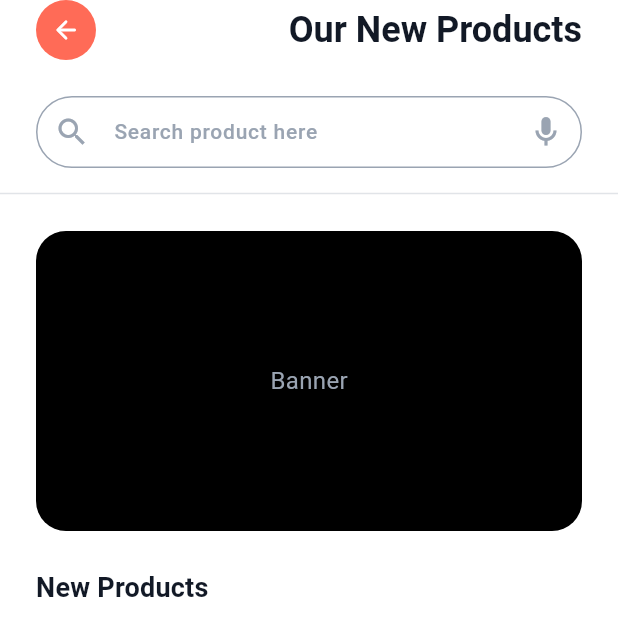
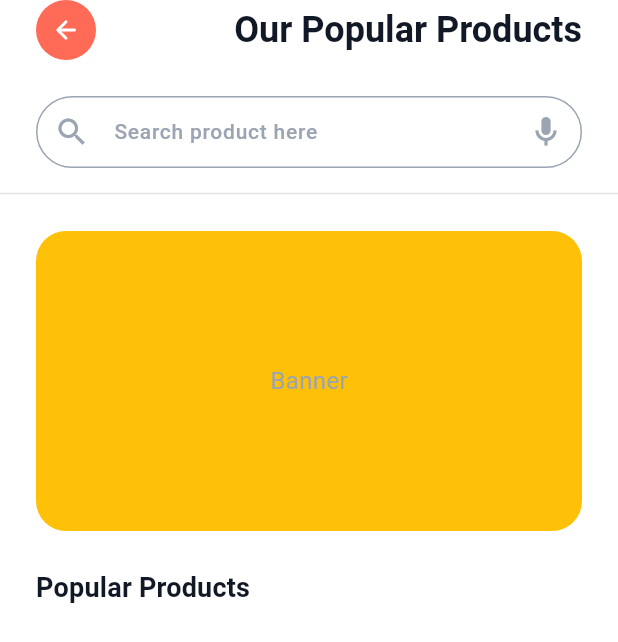
Before and after one commit to VladIsLuv-N/ecommerce-apple-tech, a Flutter app: the MostPopularSection widget shown alone on an empty page, opened directly, after a tap on "See All", on a phone screen of 412 x 824 dp. Shown: the top 642 px of the screen. Run offline on Flutter 3.47's test engine with Material 3 defaults, Android fonts, the phone set to English and light mode, and no system bars; our stand-ins replace cached_network_image, cloud_firestore, firebase_auth, firebase_core, flutter_bloc, flutter_svg and 3 more; accounts and stored records are empty.

Commit message:
product collections

```diff
--- a/lib/core/common/widgets/banner_widget.dart
+++ b/lib/core/common/widgets/banner_widget.dart
@@ -1,14 +1,16 @@
 import 'package:flutter/material.dart';
 
 class BannerWidget extends StatelessWidget {
-  const BannerWidget({super.key});
+  final Color color;
+
+  const BannerWidget({super.key, required this.color});
 
   @override
   Widget build(BuildContext context) {
     return Container(
       height: 200,
       decoration: BoxDecoration(
-        color: Colors.black,
+        color: color,
         borderRadius: BorderRadius.circular(20),
       ),
       child: const Center(child: Text('Banner')),
--- a/lib/core/di/service_locator.dart
+++ b/lib/core/di/service_locator.dart
@@ -19,6 +19,11 @@ import 'package:ecommerce_apple_tech_app/features/product_detail/data/repositori
 import 'package:ecommerce_apple_tech_app/features/product_detail/domain/repositories/product_detail_repository.dart';
 import 'package:ecommerce_apple_tech_app/features/product_detail/domain/usecases/get_product_usecase.dart';
 import 'package:ecommerce_apple_tech_app/features/product_detail/presentation/cubit/product_detail_cubit.dart';
+import 'package:ecommerce_apple_tech_app/features/products_collection/data/datasources/product_collection_remote_datasource.dart';
+import 'package:ecommerce_apple_tech_app/features/products_collection/data/repositories_impl/product_collection_repository_impl.dart';
+import 'package:ecommerce_apple_tech_app/features/products_collection/domain/usecases/get_collection_prouducts_usecase.dart';
+import 'package:ecommerce_apple_tech_app/features/products_collection/domain/repositories/product_collection_repository.dart';
+import 'package:ecommerce_apple_tech_app/features/products_collection/presentation/cubit/product_collection_cubit.dart';
 import 'package:firebase_auth/firebase_auth.dart';
 import 'package:get_it/get_it.dart';
 
@@ -85,4 +90,19 @@ void initGetIt() {
   getIt.registerLazySingleton(() => GetProductUsecase(repository: getIt()));
 
   getIt.registerFactory(() => ProductDetailCubit(getProductUsecase: getIt()));
+
+  //ProductCollection
+  getIt.registerLazySingleton<ProductCollectionRemoteDatasource>(
+    () => ProductCollectionRemoteDatasourceImpl(firestore: getIt()),
+  );
+
+  getIt.registerLazySingleton<ProductCollectionRepository>(
+    () => ProductCollectionRepositoryImpl(remote: getIt()),
+  );
+
+  getIt.registerLazySingleton(() => GetCollectionProuductsUsecase(repository: getIt()));
+
+  getIt.registerFactory(
+    () => ProductCollectionCubit(getProuductsUsecase: getIt()),
+  );
 }
--- a/lib/core/router/app_router.dart
+++ b/lib/core/router/app_router.dart
@@ -6,7 +6,7 @@ import 'package:ecommerce_apple_tech_app/features/onboarding/presentation/pages/
 import 'package:ecommerce_apple_tech_app/features/onboarding/presentation/pages/onboarding_layout.dart';
 import 'package:ecommerce_apple_tech_app/features/onboarding/presentation/pages/onboarding_second_page.dart';
 import 'package:ecommerce_apple_tech_app/features/onboarding/presentation/pages/onboarding_third_page.dart';
-import 'package:ecommerce_apple_tech_app/features/products_collection/presentation/pages/products_collection_page.dart';
+import 'package:ecommerce_apple_tech_app/features/products_collection/presentation/pages/product_collection_page_wrapper.dart';
 import 'package:ecommerce_apple_tech_app/features/product_detail/presentation/pages/product_detail_page_wrapper.dart';
 import 'package:go_router/go_router.dart';
 
@@ -69,9 +69,13 @@ void initRouter(AuthCubit cubit) {
         },
       ),
       GoRoute(
-        path: '/productsCollection',
+        path: '/productsCollection/:tag',
         name: 'productsCollection',
-        builder: (context, state) => const ProductsCollectionPage(),
+        builder: (context, state) {
+          final tag = state.pathParameters['tag']!;
+
+          return ProductCollectionPageWrapper(tag: tag);
+        },
       ),
     ],
   );
--- a/lib/features/home/presentation/pages/home_page.dart
+++ b/lib/features/home/presentation/pages/home_page.dart
@@ -63,7 +63,9 @@ class HomePage extends StatelessWidget {
             child: Column(
               children: [
                 SizedBox(height: 25),
-                BannerWidget(),
+                BannerWidget(
+                  color: Colors.deepOrangeAccent,
+                ),
                 SizedBox(height: 30),
                 SearchWidget(),
                 SizedBox(height: 25),
--- a/lib/features/home/presentation/widgets/most_popular_section.dart
+++ b/lib/features/home/presentation/widgets/most_popular_section.dart
@@ -17,7 +17,10 @@ class MostPopularSection extends StatelessWidget {
         SectionHeaderWidget(
           title: 'Most Popular',
           onPressed: () {
-            context.pushNamed('productsCollection');
+            context.pushNamed(
+              'productsCollection',
+              pathParameters: {'tag': 'popular'},
+            );
           },
         ),
         const SizedBox(height: 16),
--- a/lib/features/home/presentation/widgets/new_products_section.dart
+++ b/lib/features/home/presentation/widgets/new_products_section.dart
@@ -17,7 +17,10 @@ class NewProductsSection extends StatelessWidget {
         SectionHeaderWidget(
           title: 'New',
           onPressed: () {
-            context.pushNamed('productsCollection');
+            context.pushNamed(
+              'productsCollection',
+              pathParameters: {'tag': 'popular'},
+            );
           },
         ),
         const SizedBox(height: 16),
--- /dev/null
+++ b/lib/features/products_collection/data/datasources/product_collection_remote_datasource.dart
@@ -0,0 +1,33 @@
+import 'package:cloud_firestore/cloud_firestore.dart';
+import 'package:ecommerce_apple_tech_app/core/common/entities/product_entity.dart';
+import 'package:ecommerce_apple_tech_app/core/common/models/product_model.dart';
+
+abstract class ProductCollectionRemoteDatasource {
+  Future<List<ProductEntity>> getProducts(String tag);
+}
+
+class ProductCollectionRemoteDatasourceImpl
+    implements ProductCollectionRemoteDatasource {
+  final FirebaseFirestore firestore;
+
+  ProductCollectionRemoteDatasourceImpl({required this.firestore});
+
+  @override
+  Future<List<ProductEntity>> getProducts(String tag) async {
+    try {
+      final snapshot = await firestore
+          .collection('products')
+          .where('tags', arrayContains: tag)
+          .orderBy('createdAt')
+          .get();
+      final products = snapshot.docs
+          .map((doc) => ProductModel.fromJson(doc.data()))
+          .toList();
+
+      return products;
+    } catch (e) {
+      print(e);
+      throw 'Get $tag products error';
+    }
+  }
+}
--- /dev/null
+++ b/lib/features/products_collection/data/repositories_impl/product_collection_repository_impl.dart
@@ -0,0 +1,18 @@
+import 'package:ecommerce_apple_tech_app/core/common/entities/product_entity.dart';
+import 'package:ecommerce_apple_tech_app/features/products_collection/data/datasources/product_collection_remote_datasource.dart';
+import 'package:ecommerce_apple_tech_app/features/products_collection/domain/repositories/product_collection_repository.dart';
+
+class ProductCollectionRepositoryImpl implements ProductCollectionRepository {
+  final ProductCollectionRemoteDatasource remote;
+
+  ProductCollectionRepositoryImpl({required this.remote});
+
+  @override
+  Future<List<ProductEntity>> getProducts(String tag) async {
+    try {
+      return await remote.getProducts(tag);
+    } catch (_) {
+      rethrow;
+    }
+  }
+}
--- /dev/null
+++ b/lib/features/products_collection/domain/repositories/product_collection_repository.dart
@@ -0,0 +1,5 @@
+import 'package:ecommerce_apple_tech_app/core/common/entities/product_entity.dart';
+
+abstract class ProductCollectionRepository {
+  Future<List<ProductEntity>> getProducts(String tag);
+}
--- /dev/null
+++ b/lib/features/products_collection/domain/usecases/get_collection_prouducts_usecase.dart
@@ -0,0 +1,12 @@
+import 'package:ecommerce_apple_tech_app/core/common/entities/product_entity.dart';
+import 'package:ecommerce_apple_tech_app/features/products_collection/domain/repositories/product_collection_repository.dart';
+
+class GetCollectionProuductsUsecase {
+  final ProductCollectionRepository repository;
+
+  GetCollectionProuductsUsecase({required this.repository});
+
+  Future<List<ProductEntity>> call(String tag) {
+    return repository.getProducts(tag);
+  }
+}
--- /dev/null
+++ b/lib/features/products_collection/presentation/cubit/product_collection_cubit.dart
@@ -0,0 +1,20 @@
+import 'package:ecommerce_apple_tech_app/features/products_collection/domain/usecases/get_collection_prouducts_usecase.dart';
+import 'package:ecommerce_apple_tech_app/features/products_collection/presentation/cubit/product_collection_state.dart';
+import 'package:flutter_bloc/flutter_bloc.dart';
+
+class ProductCollectionCubit extends Cubit<ProductCollectionState> {
+  final GetCollectionProuductsUsecase getProuductsUsecase;
+
+  ProductCollectionCubit({required this.getProuductsUsecase})
+    : super(ProductCollectionInit());
+
+  Future<void> getProducts(String tag) async {
+    try {
+      emit(ProductCollectionLoading());
+      final products = await getProuductsUsecase(tag);
+      emit(ProductCollectionLoaded(products: products));
+    } catch (e) {
+      emit(ProductCollectionError(message: e.toString()));
+    }
+  }
+}
--- /dev/null
+++ b/lib/features/products_collection/presentation/cubit/product_collection_state.dart
@@ -0,0 +1,19 @@
+import 'package:ecommerce_apple_tech_app/core/common/entities/product_entity.dart';
+
+abstract class ProductCollectionState {}
+
+class ProductCollectionInit extends ProductCollectionState {}
+
+class ProductCollectionLoading extends ProductCollectionState {}
+
+class ProductCollectionLoaded extends ProductCollectionState {
+  final List<ProductEntity> products;
+
+  ProductCollectionLoaded({required this.products});
+}
+
+class ProductCollectionError extends ProductCollectionState {
+  final String message;
+
+  ProductCollectionError({required this.message});
+}
--- /dev/null
+++ b/lib/features/products_collection/presentation/pages/product_collection_page_wrapper.dart
@@ -0,0 +1,19 @@
+import 'package:ecommerce_apple_tech_app/core/di/service_locator.dart';
+import 'package:ecommerce_apple_tech_app/features/products_collection/presentation/cubit/product_collection_cubit.dart';
+import 'package:ecommerce_apple_tech_app/features/products_collection/presentation/pages/products_collection_page.dart';
+import 'package:flutter/material.dart';
+import 'package:flutter_bloc/flutter_bloc.dart';
+
+class ProductCollectionPageWrapper extends StatelessWidget {
+  final String tag;
+
+  const ProductCollectionPageWrapper({super.key, required this.tag});
+
+  @override
+  Widget build(BuildContext context) {
+    return BlocProvider(
+      create: (context) => getIt<ProductCollectionCubit>()..getProducts(tag),
+      child: ProductsCollectionPage(tag: tag),
+    );
+  }
+}
--- a/lib/features/products_collection/presentation/pages/products_collection_page.dart
+++ b/lib/features/products_collection/presentation/pages/products_collection_page.dart
@@ -1,10 +1,16 @@
 import 'package:ecommerce_apple_tech_app/core/common/widgets/banner_widget.dart';
+import 'package:ecommerce_apple_tech_app/core/common/widgets/product_item_widget.dart';
 import 'package:ecommerce_apple_tech_app/core/common/widgets/search_widget.dart';
+import 'package:ecommerce_apple_tech_app/features/products_collection/presentation/cubit/product_collection_cubit.dart';
+import 'package:ecommerce_apple_tech_app/features/products_collection/presentation/cubit/product_collection_state.dart';
 import 'package:flutter/material.dart';
+import 'package:flutter_bloc/flutter_bloc.dart';
 import 'package:go_router/go_router.dart';
 
 class ProductsCollectionPage extends StatelessWidget {
-  const ProductsCollectionPage({super.key});
+  final String tag;
+
+  const ProductsCollectionPage({super.key, required this.tag});
 
   @override
   Widget build(BuildContext context) {
@@ -43,7 +49,7 @@ class ProductsCollectionPage extends StatelessWidget {
                   ),
                   Center(
                     child: Text(
-                      'Our New Products',
+                      'Our ${tag[0].toUpperCase()}${tag.substring(1)} Products',
                       style: theme.textTheme.displayMedium,
                     ),
                   ),
@@ -64,10 +70,51 @@ class ProductsCollectionPage extends StatelessWidget {
                 ),
               ),
               const SizedBox(height: 24),
-              const BannerWidget(),
+              const BannerWidget(color: Colors.amber),
               const SizedBox(height: 24),
-              Text('New Products', style: theme.textTheme.titleMedium),
+              Text(
+                '${tag[0].toUpperCase()}${tag.substring(1)} Products',
+                style: theme.textTheme.titleMedium,
+              ),
               const SizedBox(height: 16),
+              Expanded(
+                child:
+                    BlocBuilder<ProductCollectionCubit, ProductCollectionState>(
+                      builder: (context, state) {
+                        if (state is ProductCollectionLoading) {
+                          return const Center(
+                            child: CircularProgressIndicator(),
+                          );
+                        }
+
+                        if (state is ProductCollectionLoaded) {
+                          return GridView.builder(
+                            itemCount: state.products.length,
+                            gridDelegate:
+                                const SliverGridDelegateWithFixedCrossAxisCount(
+                                  crossAxisCount: 2,
+                                  childAspectRatio: 0.60,
+                                  crossAxisSpacing: 16,
+                                  mainAxisSpacing: 16,
+                                ),
+                            itemBuilder: (context, index) {
+                              return ProductItemWidget(
+                                width: double.infinity,
+                                height: 188,
+                                product: state.products[index],
+                              );
+                            },
+                          );
+                        }
+
+                        if (state is ProductCollectionError) {
+                          return Center(child: Text(state.message));
+                        }
+
+                        return const SizedBox.shrink();
+                      },
+                    ),
+              ),
             ],
           ),
         ),
```
